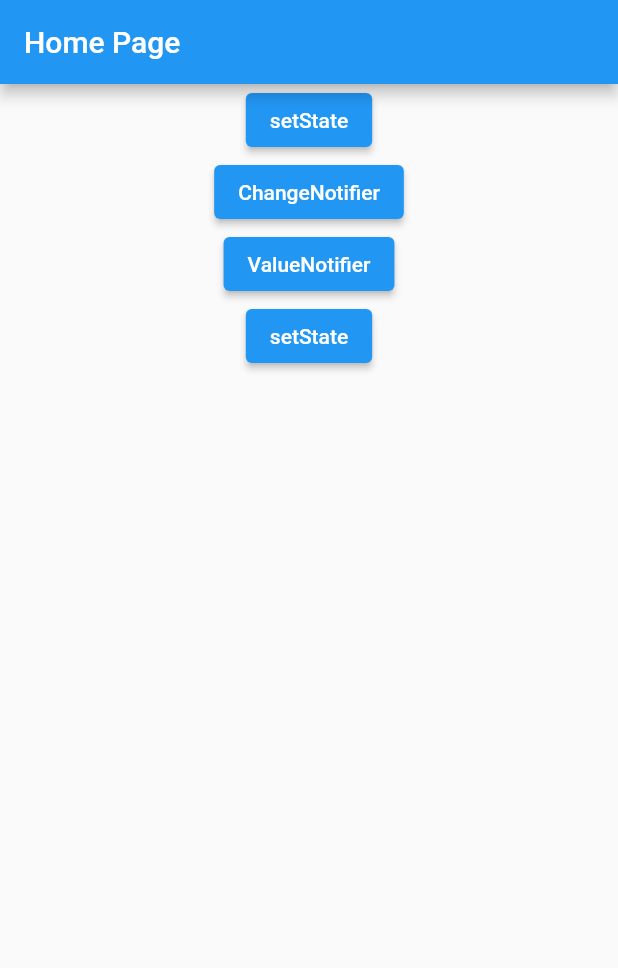
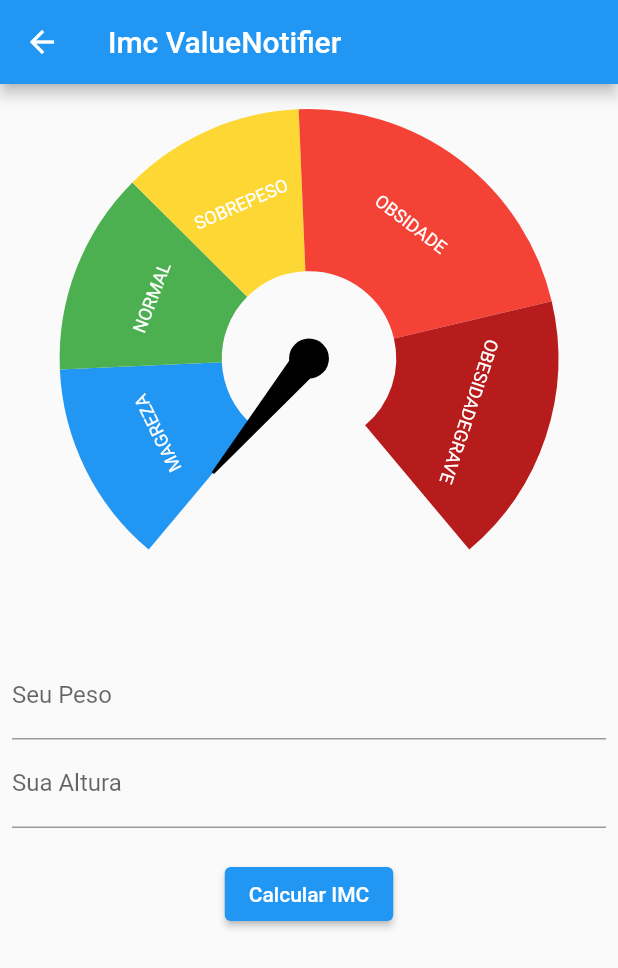
Before and after one commit to AntJoaquimDev/gerencia_de_state_maneger, a Flutter app: the screen it shows after launch, after a tap on "ValueNotifier", on a phone screen of 412 x 824 dp. Shown: the top 968 px of the screen. Run offline on Flutter 3.47's test engine with Material 2 defaults, Android fonts, the phone set to English and light mode, and no system bars; drawn by our look-alikes of syncfusion_flutter_gauges; our stand-ins replace currency_text_input_formatter.

Commit message:
page_Value_notifier

```diff
--- a/lib/pages/my_home_page.dart
+++ b/lib/pages/my_home_page.dart
@@ -1,4 +1,5 @@
 import 'package:flutter/material.dart';
+import 'package:gerencia_de_state_maneger/pages/value_notfiers/value_notifier_page.dart';
 import 'package:gerencia_de_state_maneger/setState/imc_setstate_page.dart';
 
 class MyHomePage extends StatelessWidget {
@@ -24,12 +25,12 @@ class MyHomePage extends StatelessWidget {
               child: const Text('setState'),
             ),
             ElevatedButton(
-              onPressed: () {},
-              child: const Text('ChangeNotifier'),
+              onPressed: () => _goToPage(context, const ValueNotifierPage()),
+              child: const Text('ValueNotifier'),
             ),
             ElevatedButton(
               onPressed: () {},
-              child: const Text('ValueNotifier'),
+              child: const Text('ChangeNotifier'),
             ),
             ElevatedButton(
               onPressed: () {},
--- /dev/null
+++ b/lib/pages/value_notfiers/value_notifier_page.dart
@@ -0,0 +1,111 @@
+import 'dart:math';
+
+import 'package:currency_text_input_formatter/currency_text_input_formatter.dart';
+import 'package:flutter/material.dart';
+import 'package:intl/intl.dart';
+
+import '../../widgets_componet/imc_gauge.dart';
+
+class ValueNotifierPage extends StatefulWidget {
+  const ValueNotifierPage({Key? key}) : super(key: key);
+
+  @override
+  State<ValueNotifierPage> createState() => _ValueNotifierPageState();
+}
+
+class _ValueNotifierPageState extends State<ValueNotifierPage> {
+  final ECPeso = TextEditingController();
+  final ECAltura = TextEditingController();
+  final formKey = GlobalKey<FormState>();
+  var imc = ValueNotifier(0.0);
+
+  Future<void> _calcImc({required double peso, required double altura}) async {
+    imc.value = 0.0;
+
+    await Future.delayed(const Duration(seconds: 1));
+
+    imc.value = peso / pow(altura, 2);
+  }
+
+  @override
+  void dispose() {
+    ECPeso.dispose();
+    ECAltura.dispose();
+    super.dispose();
+  }
+
+  @override
+  Widget build(BuildContext context) {
+    return Scaffold(
+      appBar: AppBar(
+        title: const Text('Imc ValueNotifier'),
+      ),
+      body: SingleChildScrollView(
+        child: Form(
+          key: formKey,
+          child: Padding(
+            padding: const EdgeInsets.all(8.0),
+            child: Column(
+              children: [
+                ValueListenableBuilder(
+                  valueListenable: imc,
+                  builder: (_, imcValue, __) => ImcGauge(imc: imcValue),
+                ),
+                const SizedBox(height: 20),
+                TextFormField(
+                  controller: ECPeso,
+                  keyboardType: TextInputType.number,
+                  decoration: const InputDecoration(labelText: 'Seu Peso'),
+                  inputFormatters: [
+                    CurrencyTextInputFormatter(
+                      locale: 'pt_BR',
+                      symbol: '',
+                      decimalDigits: 2,
+                      turnOffGrouping: true,
+                    )
+                  ],
+                  validator: (String? value) {
+                    if (value == null || value.isEmpty) {
+                      return 'Peso obrigatório';
+                    }
+                  },
+                ),
+                TextFormField(
+                  controller: ECAltura,
+                  keyboardType: TextInputType.number,
+                  decoration: const InputDecoration(labelText: 'Sua Altura'),
+                  inputFormatters: [
+                    CurrencyTextInputFormatter(
+                      locale: 'pt_BR',
+                      symbol: '',
+                      decimalDigits: 2,
+                      turnOffGrouping: true,
+                    ),
+                  ],
+                  validator: (String? value) {
+                    if (value == null || value.isEmpty) {
+                      return 'Altura obrigatório';
+                    }
+                  },
+                ),
+                const SizedBox(height: 20),
+                ElevatedButton(
+                    onPressed: () {
+                      var formValid = formKey.currentState?.validate() ?? false;
+                      if (formValid) {
+                        var formater = NumberFormat.simpleCurrency(
+                            locale: 'pt_BR', decimalDigits: 2);
+                        double peso = formater.parse(ECPeso.text) as double;
+                        double altura = formater.parse(ECAltura.text) as double;
+                        _calcImc(peso: peso, altura: altura);
+                      }
+                    },
+                    child: const Text('Calcular IMC'))
+              ],
+            ),
+          ),
+        ),
+      ),
+    );
+  }
+}
```
